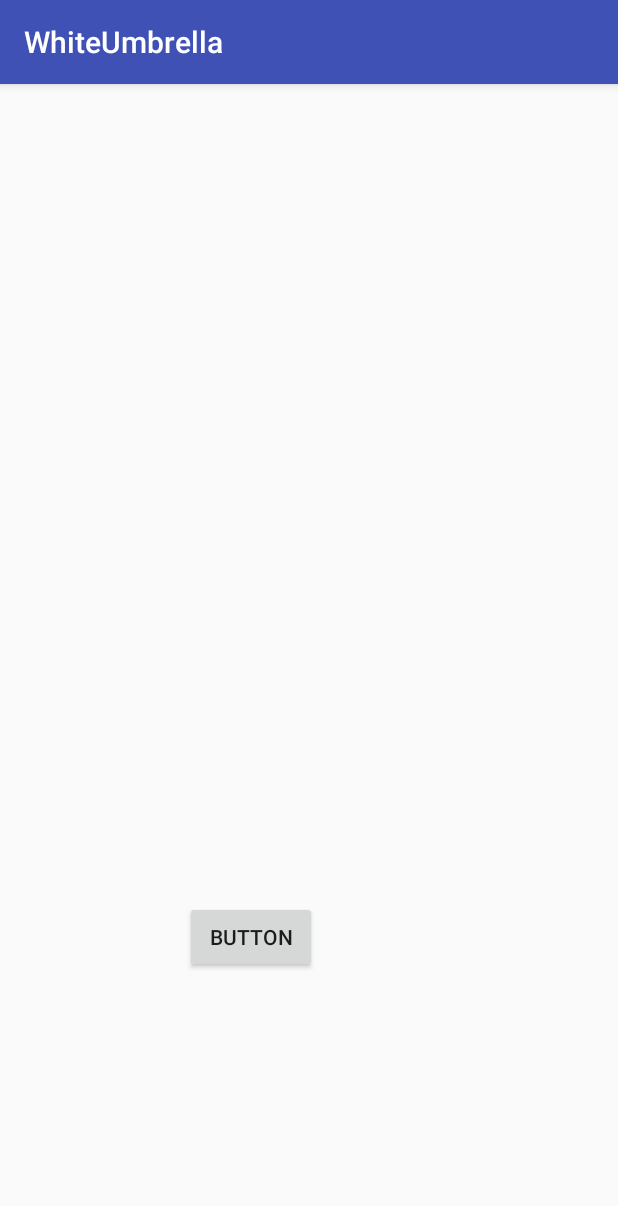
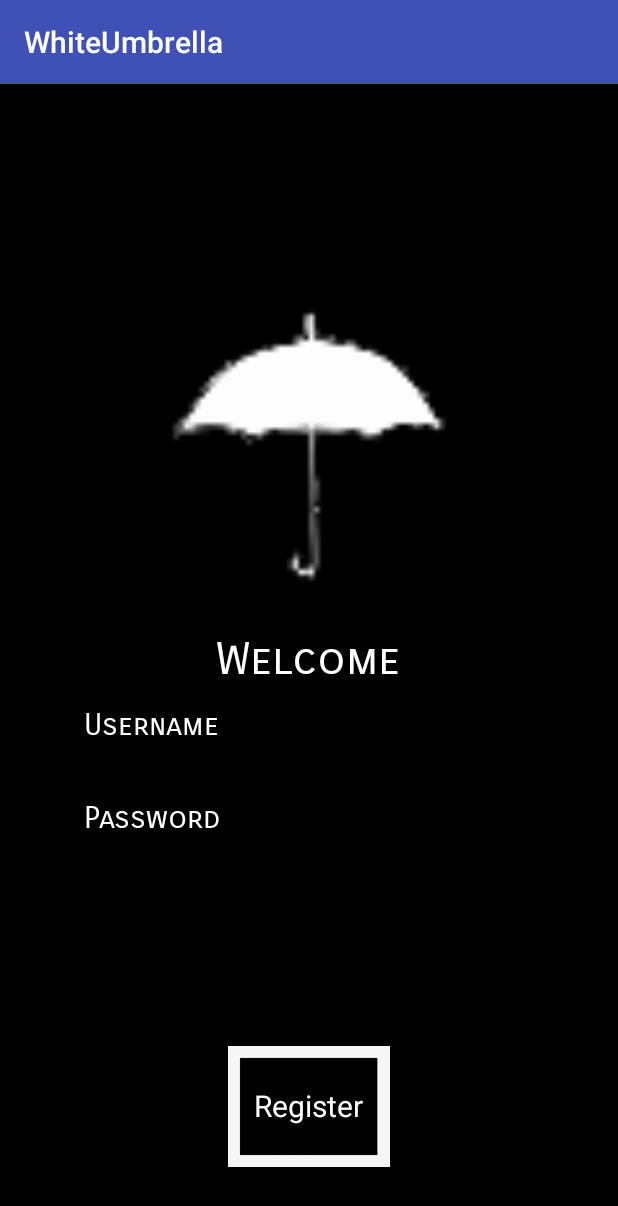
Before and after one commit to adyamodi9/PearlHacksProject, an Android app: the RegistrationPage screen opened directly, with no data from a screen before it, on a phone screen of 412 x 824 dp. Shown: the top 1206 px of the screen. Run offline under Robolectric (Android 15) with nearby library versions, the phone set to English and light mode, and no system bars.

Commit message:
register

```diff
--- a/app/src/main/java/com/example/adya/whiteumbrella/RegistrationPage.java
+++ b/app/src/main/java/com/example/adya/whiteumbrella/RegistrationPage.java
@@ -13,10 +13,10 @@ public class RegistrationPage extends AppCompatActivity {
         super.onCreate(savedInstanceState);
         setContentView(R.layout.activity_registration_page);
 
-        Button but = findViewById(R.id.button);
+        ImageButton but = findViewById(R.id.imageButton);
         but.setOnClickListener(new View.OnClickListener() {
             public void onClick(View view) {
-                android.content.Intent myIntent2 = new android.content.Intent(view.getContext(), Map.class);
+                android.content.Intent myIntent2 = new android.content.Intent(view.getContext(), MapsActivity.class);
                 startActivityForResult(myIntent2, 0);
             }
         });
--- a/app/src/main/res/layout/activity_registration_page.xml
+++ b/app/src/main/res/layout/activity_registration_page.xml
@@ -6,20 +6,103 @@
     android:layout_height="match_parent"
     tools:context="com.example.adya.whiteumbrella.RegistrationPage">
 
-    <Button
-        android:id="@+id/button"
-        android:layout_width="wrap_content"
-        android:layout_height="wrap_content"
-        android:layout_marginBottom="175dp"
-        android:layout_marginEnd="173dp"
-        android:layout_marginStart="123dp"
-        android:layout_marginTop="288dp"
-        android:text="Button"
+    <RelativeLayout
+        android:layout_width="fill_parent"
+        android:layout_height="fill_parent"
+        android:background="#000000"
         app:layout_constraintBottom_toBottomOf="parent"
         app:layout_constraintEnd_toEndOf="parent"
         app:layout_constraintHorizontal_bias="0.0"
         app:layout_constraintStart_toStartOf="parent"
         app:layout_constraintTop_toTopOf="parent"
-        app:layout_constraintVertical_bias="1.0" />
+        app:layout_constraintVertical_bias="0.0">
+
+        <EditText
+            android:id="@+id/editTextr"
+            android:layout_width="300dp"
+            android:layout_height="30dp"
+            android:layout_alignLeft="@+id/imageView6r"
+            android:layout_alignStart="@+id/imageView6r"
+            android:layout_below="@+id/imageView6r"
+            android:layout_marginTop="47dp"
+            android:background="@android:color/black"
+            android:ems="10"
+            android:hint="Username"
+            android:inputType="textPersonName"
+            android:textColor="@android:color/white"
+            android:textColorHint="@android:color/white"
+            android:fontFamily="sans-serif-smallcaps"
+            android:textSize="20dp"
+            tools:layout_editor_absoluteX="42dp"
+            tools:layout_editor_absoluteY="334dp" />
+
+        <EditText
+            android:id="@+id/editText2r"
+            android:layout_width="300dp"
+            android:layout_height="30dp"
+            android:layout_alignLeft="@+id/editTextr"
+            android:layout_alignStart="@+id/editTextr"
+            android:layout_below="@+id/editTextr"
+            android:layout_marginTop="32dp"
+            android:background="@android:color/black"
+            android:ems="10"
+            android:hint="Password"
+            android:inputType="textPersonName"
+            android:textColor="@android:color/white"
+            android:textColorHint="@android:color/white"
+            android:fontFamily="sans-serif-smallcaps"
+            android:textSize="20dp"
+            tools:layout_editor_absoluteX="42dp"
+            tools:layout_editor_absoluteY="384dp" />
+
+        <ImageView
+            android:id="@+id/imageView6r"
+            android:layout_width="300dp"
+            android:layout_height="250dp"
+            android:layout_above="@+id/textView5"
+            android:layout_centerHorizontal="true"
+            app:srcCompat="@mipmap/beterrrr"
+            tools:layout_editor_absoluteX="42dp"
+            tools:layout_editor_absoluteY="16dp" />
+
+        <TextView
+            android:id="@+id/textView4r"
+            android:layout_width="wrap_content"
+            android:layout_height="wrap_content"
+            android:layout_alignParentBottom="true"
+            android:layout_centerHorizontal="true"
+            android:layout_marginBottom="73dp"
+            android:text="Register"
+            android:fontFamily="sans-serif"
+            android:textColor="#FFFFFF"
+            android:textSize="20sp"
+            android:visibility="visible"
+            tools:layout_editor_absoluteX="155dp" />
+
+        <TextView
+            android:id="@+id/textView5"
+            android:layout_width="wrap_content"
+            android:layout_height="wrap_content"
+            android:layout_centerHorizontal="true"
+            android:layout_centerVertical="true"
+            android:textColor="#FFFFFF"
+            android:fontFamily="sans-serif-smallcaps"
+            android:text="Welcome"
+            android:textSize="30sp" />
+
+        <ImageButton
+            android:id="@+id/imageButton"
+            android:layout_width="wrap_content"
+            android:layout_height="wrap_content"
+            android:layout_alignParentBottom="true"
+            android:layout_centerHorizontal="true"
+            android:layout_marginBottom="22dp"
+            android:backgroundTint="@color/cardview_shadow_end_color"
+            app:srcCompat="@mipmap/button_open" />
+
+    </RelativeLayout>
+
+
+
 
 </android.support.constraint.ConstraintLayout>
--- a/app/src/main/res/layout/activity_welcomescreen.xml
+++ b/app/src/main/res/layout/activity_welcomescreen.xml
@@ -63,9 +63,9 @@
             android:id="@+id/register"
             android:layout_width="100dp"
             android:layout_height="50dp"
-            android:layout_alignEnd="@+id/textView3"
-            android:layout_alignRight="@+id/textView3"
-            android:layout_alignTop="@+id/login"
+            android:layout_alignBottom="@+id/textView3"
+            android:layout_alignEnd="@+id/imageView"
+            android:layout_alignRight="@+id/imageView"
             android:background="#000000"
             app:srcCompat="@mipmap/button_open" />
 
@@ -73,11 +73,11 @@
             android:id="@+id/textView3"
             android:layout_width="wrap_content"
             android:layout_height="wrap_content"
-            android:layout_alignBottom="@+id/register"
+            android:layout_alignBottom="@+id/login"
             android:layout_alignEnd="@+id/imageView"
             android:layout_alignRight="@+id/imageView"
-            android:layout_marginEnd="23dp"
-            android:layout_marginRight="23dp"
+            android:layout_marginEnd="11dp"
+            android:layout_marginRight="11dp"
             android:text="Sign up"
             android:textColor="#FFFFFF"
             android:textSize="25sp" />
```
